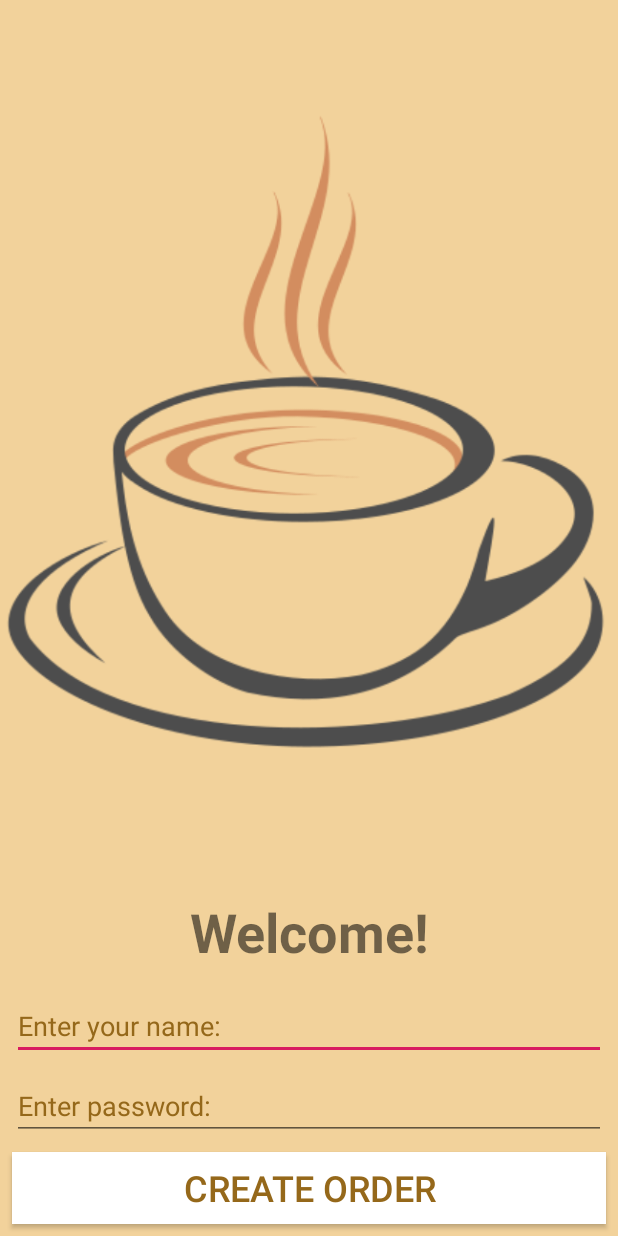
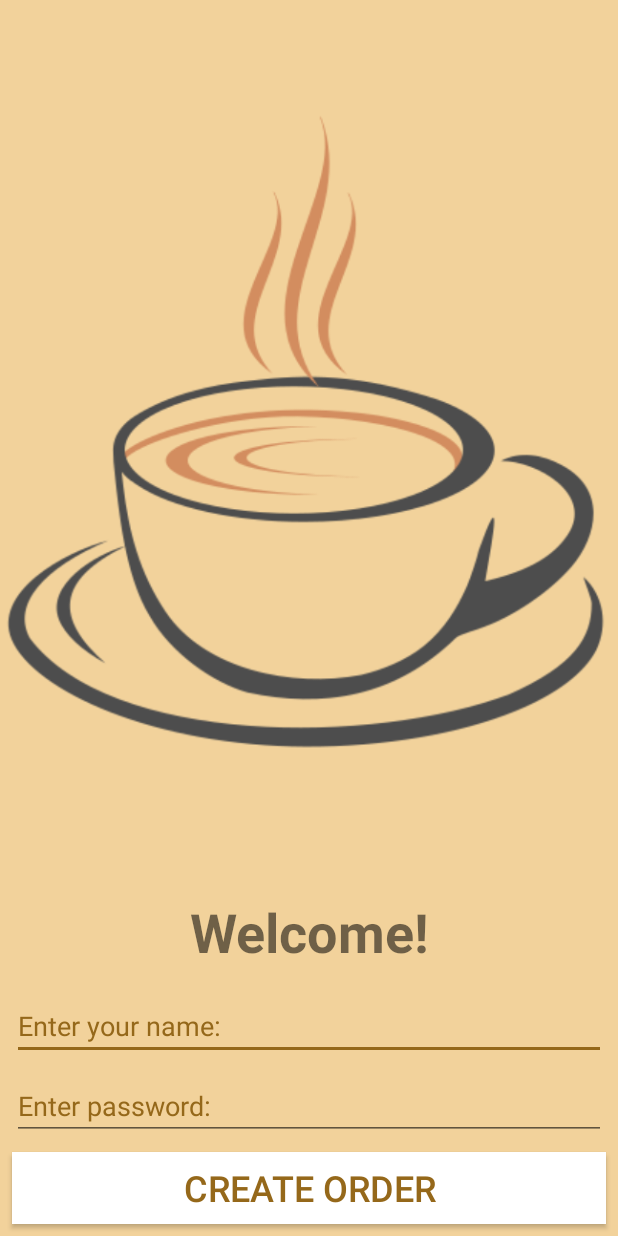
Before and after one commit to alebra42/test-cafe-order, an Android app: the screen it shows after launch (LoginActivity), on a phone screen of 412 x 824 dp. Run offline under Robolectric (Android 15) with nearby library versions, the phone set to English and light mode, and no system bars.

Commit message:
Changed type of colors (eg. radio button color)

```diff
--- a/app/src/main/res/values/styles.xml
+++ b/app/src/main/res/values/styles.xml
@@ -5,7 +5,7 @@
         <!-- Customize your theme here. -->
         <item name="colorPrimary">@color/colorPrimary</item>
         <item name="colorPrimaryDark">@color/colorPrimaryDark</item>
-        <item name="colorAccent">@color/colorAccent</item>
+        <item name="colorAccent">@color/darkBrown</item>
     </style>
 
 </resources>
```
